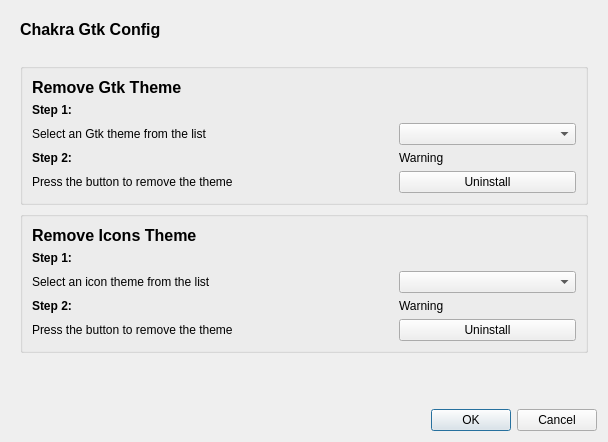
Old version of the form dialog_uninstaller.ui in the repository KDE/kde-gtk-config.
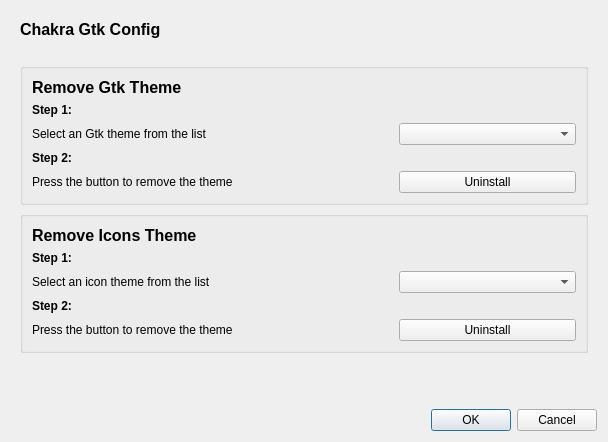
New version of the form. Icons and pictures are not drawn.

Commit message: El texto de los warnings del instalador y del desintalador es cadena vacia, esa etiqueta solo se debe mostrar cuando se necesite

What changed in the file:
```diff
--- a/dialog_uninstaller.ui
+++ b/dialog_uninstaller.ui
@@ -131,7 +131,7 @@
          <item row="3" column="2">
           <widget class="QLabel" name="lb_notice_uninstall_theme">
            <property name="text">
-            <string>Warning</string>
+            <string/>
            </property>
           </widget>
          </item>
@@ -218,7 +218,7 @@
          <item row="3" column="2">
           <widget class="QLabel" name="lb_notice_uninstall_icon">
            <property name="text">
-            <string>Warning</string>
+            <string/>
            </property>
           </widget>
          </item>
```
Lines whose indentation alone changed are shown as unchanged. The commit also changes 2 other files.
